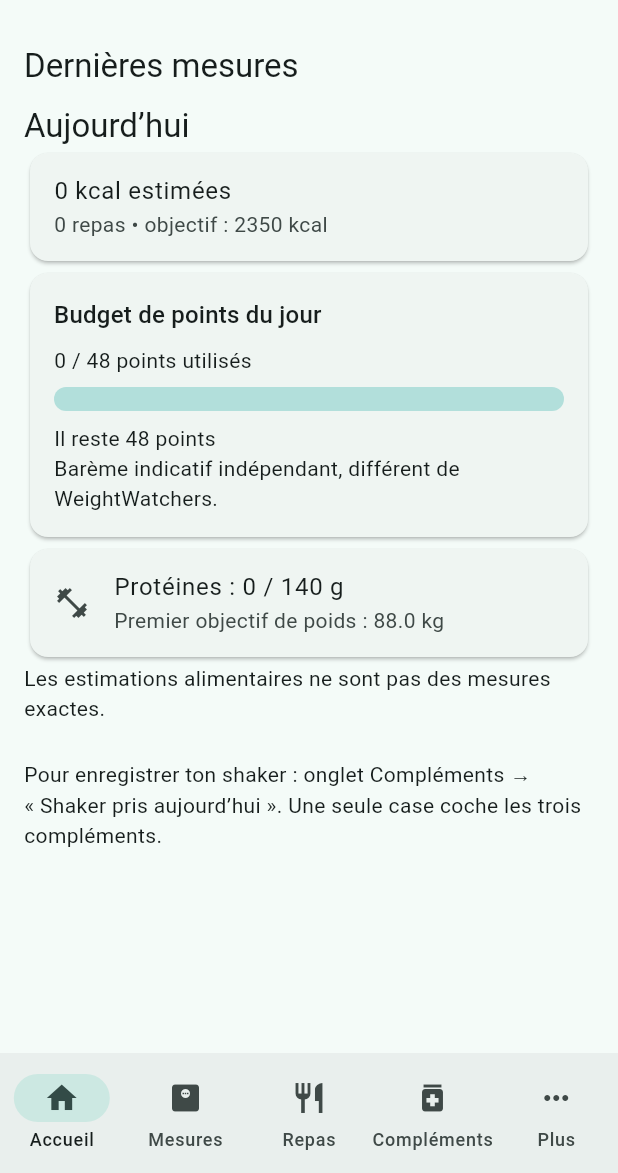
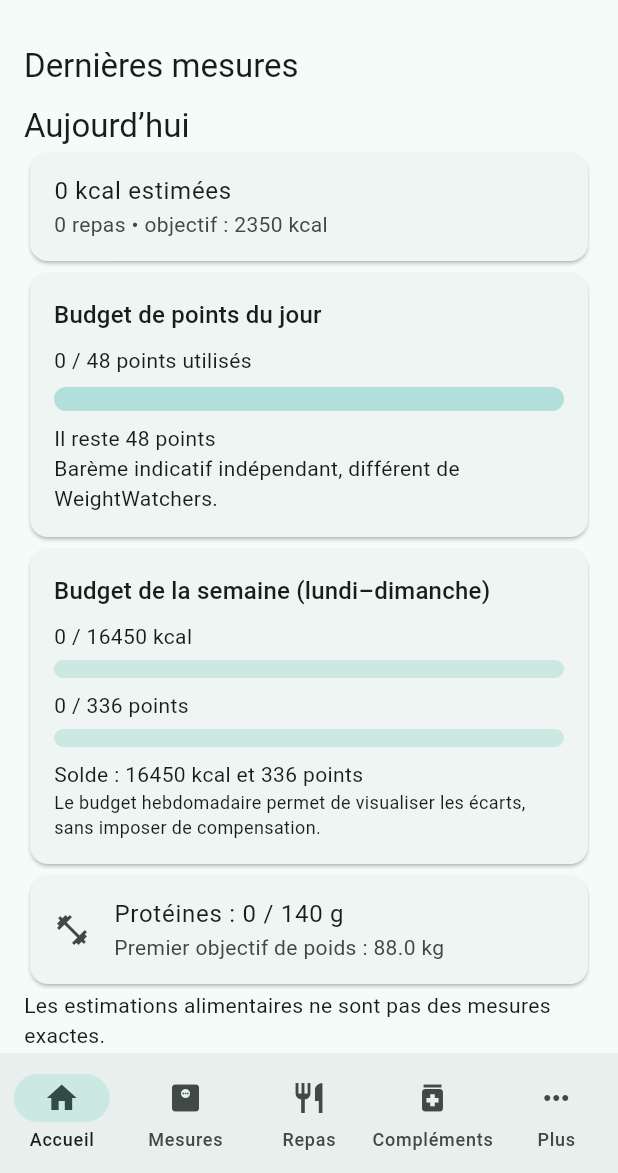
Before and after one commit to chuppito/suivi, a Flutter app: the screen it shows after launch, on a phone screen of 412 x 824 dp, the part 63-1236 px from its top. Run offline on Flutter 3.47's test engine with Material 3 defaults, Android fonts, the phone set to English and light mode, and no system bars; our stand-ins replace file_picker, fl_chart, image_picker, share_plus, sqflite; missing offline and left inert: mobile_scanner; accounts and stored records are empty; statements that could not run were skipped.

Commit message:
Ajouter historique produits et budget hebdomadaire calories et points

```diff
--- a/lib/main.dart
+++ b/lib/main.dart
@@ -1,6 +1,7 @@
 import 'dart:convert';
 import 'food_barcode_scanner.dart';
 import 'pizza_recipe_picker.dart';
+import 'product_history.dart';
 import 'dart:io';
 import 'package:flutter/material.dart';
 import 'package:sqflite/sqflite.dart';
@@ -40,7 +41,7 @@ class Store {
  static Future<List<Map<String,Object?>>> all(String table,{String order='id DESC'})=>db.query(table,orderBy:table=='settings'?'key ASC':order);
  static Future<void> export() async {
   final data=<String,dynamic>{'schema':1};
-  for(final t in ['measures','meals','supplements','intakes','activities','settings']){data[t]=await all(t);}
+  for(final t in ['measures','meals','supplements','intakes','activities','settings','food_library']){data[t]=await all(t);}
   final dir=await getTemporaryDirectory();final file=File(p.join(dir.path,'nutrition_sauvegarde.json'));
   await file.writeAsString(jsonEncode(data));await Share.shareXFiles([XFile(file.path)],text:'Sauvegarde Suivi Nutrition');
  }
@@ -50,7 +51,7 @@ class Store {
   final data=jsonDecode(await File(result.files.single.path!).readAsString()) as Map<String,dynamic>;
   if(data['schema']!=1)throw const FormatException('Format de sauvegarde incompatible');
   await db.transaction((tx) async {for(final t in ['measures','meals','supplements','intakes','activities','settings']){
-   final rows=data[t];if(rows is! List)throw const FormatException('Sauvegarde incomplète');
+   final rows=data[t];if(rows is! List){if(t=='food_library')continue;throw const FormatException('Sauvegarde incomplète');}
    await tx.delete(t);for(final row in rows){await tx.insert(t,Map<String,Object?>.from(row as Map));}
   }});
  }
@@ -143,6 +144,17 @@ class _DashboardState extends State<Dashboard> {
       final goal = goalSetting.isEmpty ? 2350 : int.tryParse(goalSetting.first['value'] as String? ?? '');
       final pointsGoalRow = snapshot.data![2].where((row)=>row['key']=='points_goal');
       final pointsGoal = pointsGoalRow.isEmpty ? 48 : (int.tryParse(pointsGoalRow.first['value'] as String? ?? '') ?? 48);
+      final now=DateTime.now();
+      final monday=DateTime(now.year,now.month,now.day).subtract(Duration(days:now.weekday-1));
+      final sunday=monday.add(const Duration(days:6));
+      final mondayKey=monday.toIso8601String().substring(0,10);
+      final sundayKey=sunday.toIso8601String().substring(0,10);
+      final weeklyMeals=snapshot.data![1].where((r){
+       final d=r['date']?.toString()??'';
+       return d.compareTo(mondayKey)>=0&&d.compareTo(sundayKey)<=0;
+      }).toList();
+      final weeklyCalories=weeklyMeals.fold<double>(0,(v,r)=>v+((r['calories'] as num?)?.toDouble()??0));
+      final weeklyPoints=weeklyMeals.map(mealPoints).whereType<int>().fold<int>(0,(a,b)=>a+b);
       final counted = meals.map(mealPoints).whereType<int>().toList();
       final usedPoints = counted.fold<int>(0,(sum,value)=>sum+value);
       final missingPoints = meals.length-counted.length;
@@ -179,6 +191,20 @@ class _DashboardState extends State<Dashboard> {
             Text(usedPoints<=pointsGoal?'Il reste ${pointsGoal-usedPoints} points':'Budget dépassé de ${usedPoints-pointsGoal} points'),
             if(missingPoints>0)Text('$missingPoints repas sans calories estimées : points non comptés.'),
             const Text('Barème indicatif indépendant, différent de WeightWatchers.'),
+          ]))),
+          Card(child:Padding(padding:const EdgeInsets.all(16),child:Column(crossAxisAlignment:CrossAxisAlignment.start,children:[
+           Text('Budget de la semaine (lundi–dimanche)',style:Theme.of(context).textTheme.titleMedium),
+           const SizedBox(height:8),
+           Text('${weeklyCalories.toStringAsFixed(0)} / ${(goal??2350)*7} kcal'),
+           const SizedBox(height:6),
+           LinearProgressIndicator(value:(weeklyCalories/((goal??2350)*7)).clamp(0.0,1.0),minHeight:12,borderRadius:BorderRadius.circular(8)),
+           const SizedBox(height:8),
+           Text('$weeklyPoints / ${pointsGoal*7} points'),
+           const SizedBox(height:6),
+           LinearProgressIndicator(value:(weeklyPoints/(pointsGoal<=0?1:pointsGoal*7)).clamp(0.0,1.0),minHeight:12,borderRadius:BorderRadius.circular(8)),
+           const SizedBox(height:8),
+           Text('Solde : ${((goal??2350)*7-weeklyCalories).toStringAsFixed(0)} kcal et ${pointsGoal*7-weeklyPoints} points'),
+           const Text('Le budget hebdomadaire permet de visualiser les écarts, sans imposer de compensation.',style:TextStyle(fontSize:12)),
           ]))),
           Card(child: ListTile(leading:const Icon(Icons.fitness_center_outlined),title:Text('Protéines : ${protein.toStringAsFixed(0)} / $proteinGoal g'),subtitle:Text('Premier objectif de poids : ${weightGoal.toStringAsFixed(1)} kg'))),
           const Text('Les estimations alimentaires ne sont pas des mesures exactes.'),
@@ -350,7 +376,11 @@ String normalizeMealDescription(String input) {
 }
 
 class Meals extends StatelessWidget{final VoidCallback reload;const Meals({super.key,required this.reload});Future<void> edit(BuildContext context,[Map<String,Object?>? row]) async{String? photo=row?['photo'] as String?;final date=TextEditingController(text:row?['date'] as String? ??today()),category=TextEditingController(text:row?['category'] as String? ??'Déjeuner'),desc=TextEditingController(text:row?['description'] as String? ??''),cal=TextEditingController(text:fmt(row?['calories'])=='—'?'':fmt(row?['calories'])),pro=TextEditingController(text:fmt(row?['protein'])=='—'?'':fmt(row?['protein'])),carb=TextEditingController(text:fmt(row?['carbs'])=='—'?'':fmt(row?['carbs'])),fat=TextEditingController(text:fmt(row?['fat'])=='—'?'':fmt(row?['fat'])),unc=TextEditingController(text:row?['uncertainty'] as String? ??''),notes=TextEditingController(text:row?['notes'] as String? ??'');
- await showModalBottomSheet(context:context,isScrollControlled:true,useSafeArea:true,builder:(ctx)=>StatefulBuilder(builder:(ctx,setLocal)=>Padding(padding:EdgeInsets.fromLTRB(16,16,16,MediaQuery.of(ctx).viewInsets.bottom+MediaQuery.of(ctx).viewPadding.bottom+24),child:SingleChildScrollView(child:Column(mainAxisSize:MainAxisSize.min,children:[const Text('Repas : valeurs estimées, à vérifier'),DropdownButtonFormField<String>(value:mealCategories.contains(category.text)?category.text:'Déjeuner',decoration:const InputDecoration(labelText:'Catégorie du repas'),items:[for(final name in mealCategories)DropdownMenuItem(value:name,child:Text(name))],onChanged:(v){if(v!=null)category.text=v;}),for(final f in [('Date',date),('Aliments et portions (ex : lait entier 1 bol, nesquik 2 cuillères à café)',desc),('Calories (kcal)',cal),('Protéines (g)',pro),('Glucides (g)',carb),('Lipides (g)',fat),('Incertitudes',unc),('Commentaires',notes)])TextField(controller:f.$2,decoration:InputDecoration(labelText:f.$1)),TextButton.icon(onPressed:() async{
+ await showModalBottomSheet(context:context,isScrollControlled:true,useSafeArea:true,builder:(ctx)=>StatefulBuilder(builder:(ctx,setLocal)=>Padding(padding:EdgeInsets.fromLTRB(16,16,16,MediaQuery.of(ctx).viewInsets.bottom+MediaQuery.of(ctx).viewPadding.bottom+24),child:SingleChildScrollView(child:Column(mainAxisSize:MainAxisSize.min,children:[const Text('Repas : valeurs estimées, à vérifier'),DropdownButtonFormField<String>(value:mealCategories.contains(category.text)?category.text:'Déjeuner',decoration:const InputDecoration(labelText:'Catégorie du repas'),items:[for(final name in mealCategories)DropdownMenuItem(value:name,child:Text(name))],onChanged:(v){if(v!=null)category.text=v;}),for(final f in [('Date',date),('Aliments et portions (ex : lait entier 1 bol, nesquik 2 cuillères à café)',desc),('Calories (kcal)',cal),('Protéines (g)',pro),('Glucides (g)',carb),('Lipides (g)',fat),('Incertitudes',unc),('Commentaires',notes)])TextField(controller:f.$2,decoration:InputDecoration(labelText:f.$1)),TextButton.icon(onPressed:()async{
+ await Navigator.of(ctx).push(MaterialPageRoute(builder:(_)=>ProductHistory(db:Store.db,onAdded:reload)));
+ if(ctx.mounted)setLocal((){});
+},icon:const Icon(Icons.history),label:const Text('Historique des produits')),
+TextButton.icon(onPressed:() async{
  final selected=await showDialog<PizzaSelection>(context:ctx,builder:(_)=>const PizzaRecipePicker());
  if(selected==null||!ctx.mounted)return;
  final estimate=estimateFoods(selected.description),missing=describeEstimate(selected.description);
```
